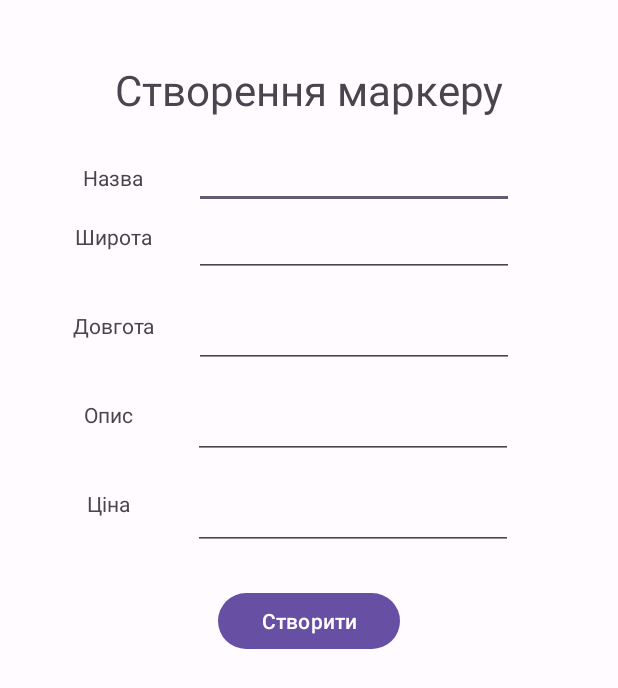
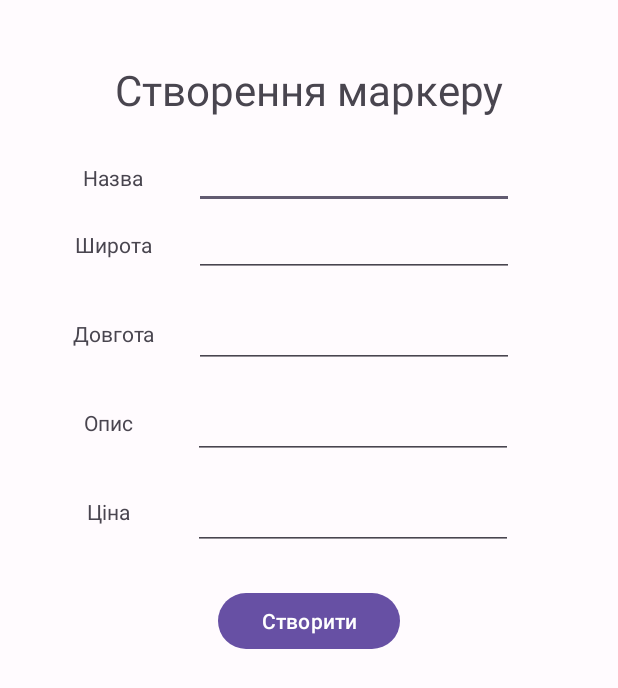
Before and after one commit to kizukkk/e-potreba, an Android app: the layout fragment_marker_create.xml on its own in the app's theme, with its tools: preview values and no code run, on a phone screen of 412 x 824 dp. Shown: the top 688 px of the screen. Run offline under Robolectric (Android 15) with nearby library versions, the phone set to English and light mode, and no system bars.

Commit message:
fix: margin down

```diff
--- a/app/src/main/res/layout/fragment_marker_create.xml
+++ b/app/src/main/res/layout/fragment_marker_create.xml
@@ -101,7 +101,7 @@
         android:layout_width="80dp"
         android:layout_height="wrap_content"
         android:layout_marginStart="35dp"
-        android:layout_marginTop="20dp"
+        android:layout_marginTop="25dp"
         android:gravity="center"
         android:text="@string/fragment_marker_create_marker_lat"
         app:layout_constraintStart_toStartOf="parent"
```
